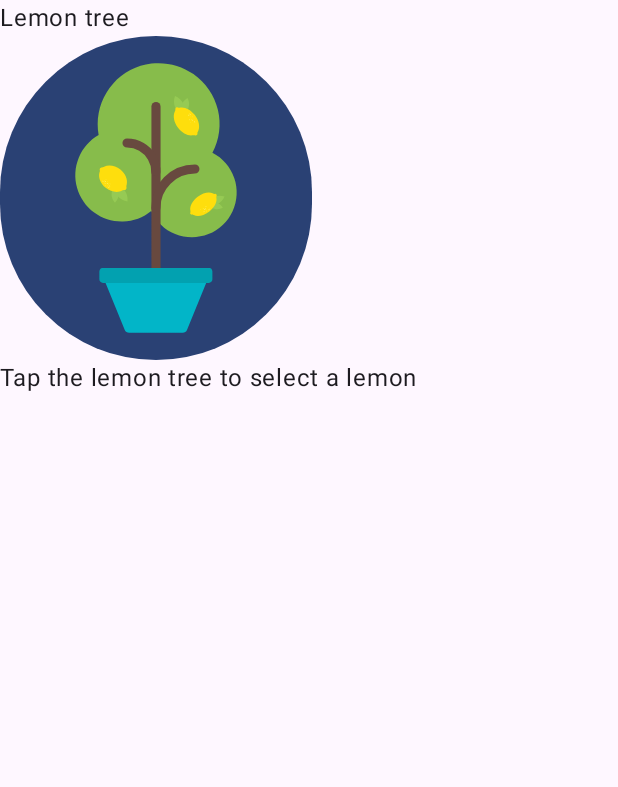
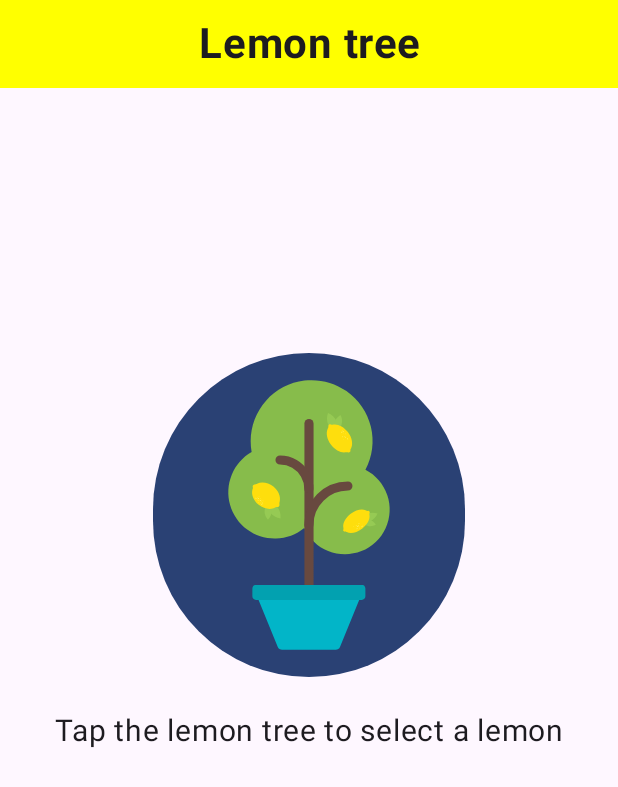
Before and after one commit to Darrell-Bailey/Lemonade, an Android app built with Jetpack Compose: the screen it shows after launch (MainActivity), on a phone screen of 412 x 824 dp. Shown: the top 787 px of the screen. Run offline under Robolectric (Android 15) with nearby library versions, the phone set to English and light mode, and no system bars.

```diff
--- a/app/src/main/java/com/example/lemonade/MainActivity.kt
+++ b/app/src/main/java/com/example/lemonade/MainActivity.kt
@@ -5,7 +5,10 @@ import androidx.activity.ComponentActivity
 import androidx.activity.compose.setContent
 import androidx.activity.enableEdgeToEdge
 import androidx.compose.foundation.Image
+import androidx.compose.foundation.background
+import androidx.compose.foundation.layout.Arrangement
 import androidx.compose.foundation.layout.Column
+import androidx.compose.foundation.layout.PaddingValues
 import androidx.compose.foundation.layout.Spacer
 import androidx.compose.foundation.layout.fillMaxSize
 import androidx.compose.foundation.layout.padding
@@ -23,9 +26,14 @@ import androidx.compose.runtime.remember
 import androidx.compose.runtime.setValue
 import androidx.compose.ui.Alignment
 import androidx.compose.ui.Modifier
+import androidx.compose.ui.graphics.Color
 import androidx.compose.ui.res.painterResource
 import androidx.compose.ui.res.stringResource
+import androidx.compose.ui.text.font.FontWeight
+import androidx.compose.ui.text.style.TextAlign
 import androidx.compose.ui.tooling.preview.Preview
+import androidx.compose.ui.unit.dp
+import androidx.compose.ui.unit.sp
 import com.example.lemonade.ui.theme.LemonadeTheme
 
 class MainActivity : ComponentActivity() {
@@ -38,7 +46,7 @@ class MainActivity : ComponentActivity() {
                 color = MaterialTheme.colorScheme.background
             ) {
                 LemonadeTheme {
-                    MakeLemonade()
+                    LemonadeApp()
                 }
             }
         }
@@ -80,32 +88,56 @@ fun MakeLemonade(modifier: Modifier = Modifier) {
         else -> R.string.empty_glass_action
     }
 
-    Column {
+    Column (
+        modifier = modifier
+            .fillMaxSize(),
+        horizontalAlignment = Alignment.CenterHorizontally
+    ) {
         Text(
             text = stringResource(textLabelResource),
+            fontSize = 28.sp,
+            textAlign = TextAlign.Center,
+            fontWeight = FontWeight.Bold,
             modifier = modifier
+                .weight(0.1f)
+                .fillMaxSize()
+                .background(Color.Yellow)
+                .wrapContentSize()
         )
-        Column {
+        Spacer(Modifier.weight(0.3f))
+        Column (
+            modifier = modifier
+                .weight(1f)
+                .fillMaxSize(),
+            horizontalAlignment = Alignment.CenterHorizontally,
+            verticalArrangement = Arrangement.Center
+        ){
             Button(onClick = {
-                if((neededTaps <= numberOfTaps) && (step <= 3)){
+                if((neededTaps <= numberOfTaps) && (step > 3)){
+                    neededTaps = (2..4).random()
+                    numberOfTaps = 0
+                    step = 1
+                }else if((neededTaps <= numberOfTaps)){
                     neededTaps = (2..4).random()
                     numberOfTaps = 0
                     step++
-                }else{
-                    neededTaps = (2..4).random()
-                    numberOfTaps = 0
-                    step = 1
+                }else {
+                    numberOfTaps++
                 }
-                numberOfTaps++
-            }) {
+            }
+            ) {
                 Image(
                     painter = painterResource(imageResource),
-                    contentDescription = null
+                    contentDescription = step.toString()
                 )
             }
             Text(
                 text = stringResource(textActionResource),
+                fontSize = 20.sp,
+                textAlign = TextAlign.Center,
                 modifier = modifier
+                    .fillMaxSize()
+                    .padding(top = 24.dp)
             )
         }
     }
```
